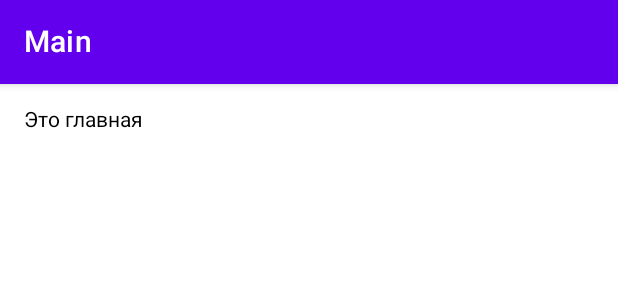
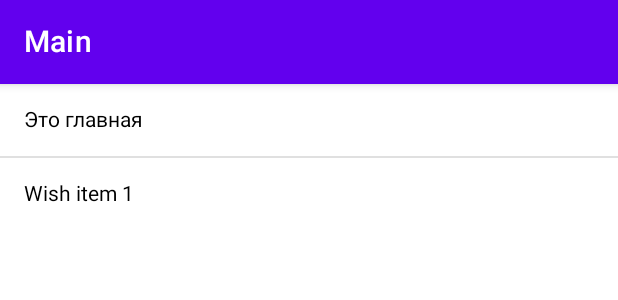
Before and after one commit to VitaliyBelyaev/WishApp, an Android app built with Jetpack Compose: the @Preview function MainPreview, on a phone screen of 412 x 824 dp. Shown: the top 300 px of the screen. Run offline under Robolectric (Android 15) with nearby library versions, the phone set to English and light mode, and no system bars.

Commit message:
Refactor WishDetailed

```diff
--- a/app/src/main/AndroidManifest.xml
+++ b/app/src/main/AndroidManifest.xml
@@ -10,7 +10,7 @@
         android:supportsRtl="true"
         android:theme="@style/Theme.WishApp">
         <activity
-            android:name=".AppActivity"
+            android:name=".ui.AppActivity"
             android:exported="true"
             android:label="@string/app_name"
             android:theme="@style/Theme.WishApp">
--- a/app/src/main/java/ru/vitaliy/belyaev/wishapp/navigation/Navigation.kt
+++ b/app/src/main/java/ru/vitaliy/belyaev/wishapp/navigation/Navigation.kt
@@ -18,6 +18,5 @@ fun Navigation() {
                 navBackStackEntry.arguments?.getString(WishDetailedScreen.ARG_WISH_ID) ?: ""
             )
         }
-
     }
 }
--- a/app/src/main/java/ru/vitaliy/belyaev/wishapp/ui/main/Main.kt
+++ b/app/src/main/java/ru/vitaliy/belyaev/wishapp/ui/main/Main.kt
@@ -15,8 +15,7 @@ import androidx.compose.ui.Modifier
 import androidx.compose.ui.tooling.preview.Preview
 import androidx.compose.ui.unit.dp
 import androidx.navigation.NavController
-import ru.vitaliy.belyaev.wishapp.navigation.Navigation
-import ru.vitaliy.belyaev.wishapp.ui.App
+import ru.vitaliy.belyaev.wishapp.navigation.WishDetailedScreen
 
 @Composable
 fun Main(navController: NavController? = null) =
@@ -26,13 +25,32 @@ fun Main(navController: NavController? = null) =
                 title = { Text(text = "Main") }
             )
         }) {
+        val scrollState = rememberScrollState()
+        Column(
+            modifier = Modifier
+                .padding(it)
+                .verticalScroll(scrollState)
 
+        ) {
             Text(
                 modifier = Modifier
                     .fillMaxWidth()
                     .padding(16.dp),
                 text = "Это главная"
             )
+
+            Divider()
+
+            Text(
+                modifier = Modifier
+                    .fillMaxWidth()
+                    .clickable { navController?.navigate(WishDetailedScreen.route("1")) }
+                    .padding(16.dp),
+                text = "Wish item 1"
+            )
+
+        }
+
     }
 
 @Preview
```
Also changed, not shown: app/src/main/java/ru/vitaliy/belyaev/wishapp/navigation/Screens.kt (+4 -6 lines), app/src/main/java/ru/vitaliy/belyaev/wishapp/ui/AppActivity.kt (+35 -6 lines), app/src/main/java/ru/vitaliy/belyaev/wishapp/ui/wishdetailed/WishDetailed.kt (+3 -10 lines). Lines whose indentation alone changed are shown as unchanged.
